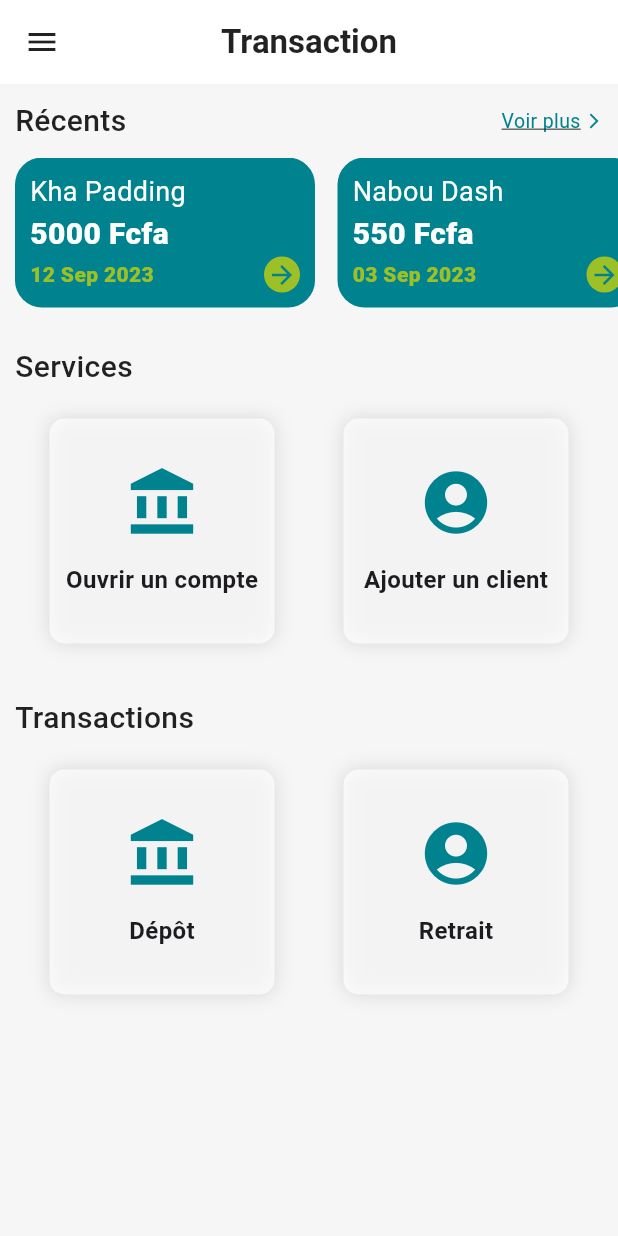
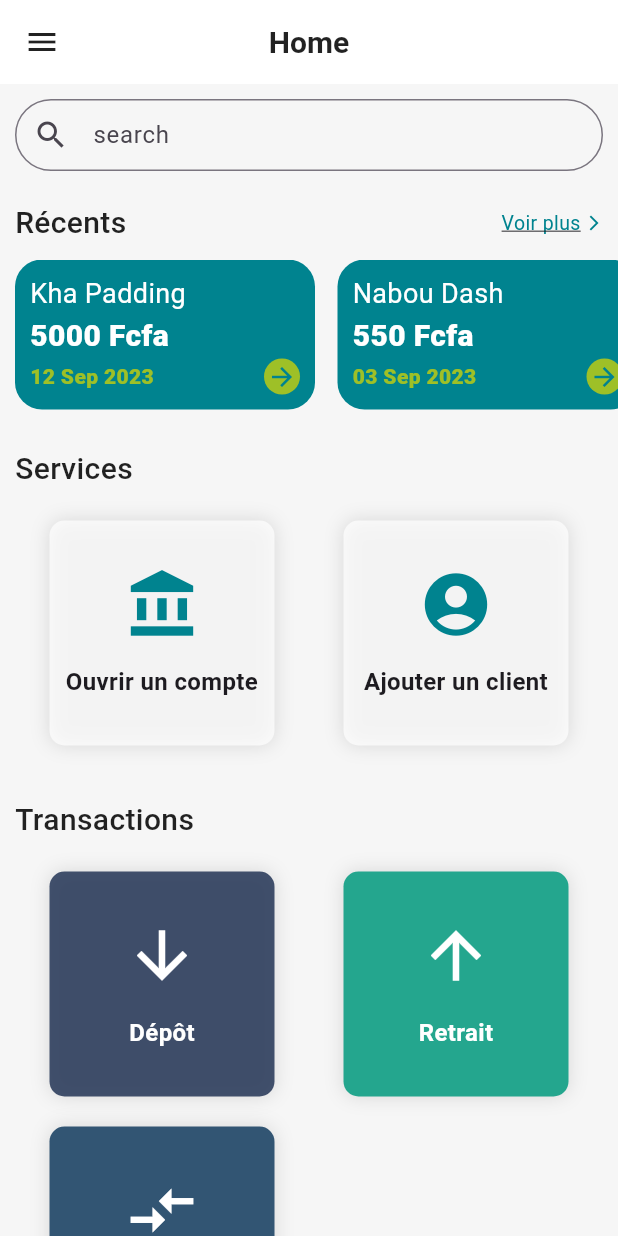
Before and after one commit to marndiaye21/transaction_app_flutter, a Flutter app: the screen it shows after launch, on a phone screen of 412 x 824 dp. Run offline on Flutter 3.47's test engine with Material 2 defaults, Android fonts, the phone set to English and light mode, and no system bars.

Commit message:
Add Interaction Page

```diff
--- a/lib/home/home.dart
+++ b/lib/home/home.dart
@@ -1,5 +1,6 @@
 import 'package:flutter/material.dart';
 import 'package:transfert/home/recents_transactions.dart';
+import 'package:transfert/home/search_section.dart';
 import 'package:transfert/home/service_section.dart';
 import 'package:transfert/home/transaction_section.dart';
 import 'package:transfert/widgets/drawer.dart';
@@ -16,14 +17,15 @@ class Home extends StatelessWidget {
         backgroundColor: Colors.white,
         centerTitle: true,
         iconTheme: const IconThemeData(color: Colors.black87),
-        title: const Text("Transaction",
+        title: const Text("Home",
             style:
-                TextStyle(color: Colors.black87, fontWeight: FontWeight.bold)),
+                TextStyle(color: Colors.black87, fontWeight: FontWeight.bold,fontSize: 20)),
       ),
-      body: Container(
+      body: SingleChildScrollView(
         child: Column(
           crossAxisAlignment: CrossAxisAlignment.start,
           children: [
+            const SearchSection(),
             RecentTransactionSection(),
             const ServiceSection(),
             const TransactionSection(),
--- a/lib/home/recents_transactions.dart
+++ b/lib/home/recents_transactions.dart
@@ -1,4 +1,6 @@
 import 'package:flutter/material.dart';
+import 'package:transfert/account/list_account.dart';
+import 'package:transfert/recent_transaction/recent_transaction.dart';
 
 class RecentTransactionSection extends StatelessWidget {
   RecentTransactionSection({super.key});
@@ -25,7 +27,15 @@ class RecentTransactionSection extends StatelessWidget {
                         fontSize: 20,
                         fontWeight: FontWeight.w500,
                         color: Colors.black87)),
-                Row(
+               InkWell(
+                 onTap: () {
+                   Navigator.of(context).push(
+                     MaterialPageRoute(
+                       builder: (context) => const RecentTransaction()
+                     ),
+                   );
+                 },
+                 child:  Row(
                    children: [
                      Text("Voir plus",
                          style: TextStyle(
@@ -39,6 +49,7 @@ class RecentTransactionSection extends StatelessWidget {
                        color: Colors.cyan[800],
                      )
                    ],
+                 ),
                )
               ],
             )),
--- /dev/null
+++ b/lib/home/search_section.dart
@@ -0,0 +1,21 @@
+import 'package:flutter/material.dart';
+
+class SearchSection extends StatelessWidget {
+  const SearchSection({super.key});
+
+  @override
+  Widget build(BuildContext context) {
+    return Container(
+      padding: const EdgeInsets.all(10),
+      child: TextField(
+        style: const TextStyle(height:0.2),
+        decoration: InputDecoration(
+          hintText: "search",
+            prefixIcon: const Icon(Icons.search),
+            border: OutlineInputBorder(
+              borderRadius: BorderRadius.circular(30),
+                borderSide: const BorderSide(color: Colors.black26,width: 3))),
+      ),
+    );
+  }
+}
--- a/lib/home/service_section.dart
+++ b/lib/home/service_section.dart
@@ -1,4 +1,6 @@
 import 'package:flutter/material.dart';
+import 'package:transfert/account/add_account.dart';
+import 'package:transfert/customer/add_customer.dart';
 
 class ServiceSection extends StatelessWidget {
   const ServiceSection({super.key});
@@ -36,18 +38,33 @@ class ServiceSection extends StatelessWidget {
                             color: Colors.black12,
                             blurRadius: 10,
                           )
-                      ]
-                    ),
+                        ]),
+                    child: InkWell(
+                      onTap: () {
+                        showModalBottomSheet(
+                            context: context,
+                            builder: (BuildContext context) {
+                              return AddAccount();
+                            });
+                      },
                       child: Column(
                         mainAxisAlignment: MainAxisAlignment.center,
+                        crossAxisAlignment: CrossAxisAlignment.center,
                         children: [
-                        Icon(const IconData(0xe040, fontFamily: 'MaterialIcons'), size: 50, color: Colors.cyan[800],),
+                          Icon(
+                            const IconData(0xe040, fontFamily: 'MaterialIcons'),
+                            size: 50,
+                            color: Colors.cyan[800],
+                          ),
                           const SizedBox(height: 15),
-                        const Text("Ouvrir un compte", style: TextStyle(fontSize: 16, fontWeight: FontWeight.w600))
+                          const Text("Ouvrir un compte",
+                              textAlign: TextAlign.center,
+                              style: TextStyle(
+                                  fontSize: 16, fontWeight: FontWeight.w600))
                         ],
                       ),
                     ),
-
+                  ),
                   Container(
                       padding: const EdgeInsets.all(10),
                       width: 150,
@@ -60,17 +77,33 @@ class ServiceSection extends StatelessWidget {
                               color: Colors.black12,
                               blurRadius: 10,
                             )
-                        ]
-                    ),
+                          ]),
+                      child: InkWell(
+                        onTap: () {
+                          showModalBottomSheet(
+                              context: context,
+                              builder: (BuildContext context) {
+                                return const  AddCustomer();
+                              });
+                        },
                         child: Column(
                           mainAxisAlignment: MainAxisAlignment.center,
+                          crossAxisAlignment: CrossAxisAlignment.center,
                           children: [
-                        Icon(const IconData(0xe043, fontFamily: 'MaterialIcons'), size: 50, color: Colors.cyan[800],),
+                            Icon(
+                              const IconData(0xe043,
+                                  fontFamily: 'MaterialIcons'),
+                              size: 50,
+                              color: Colors.cyan[800],
+                            ),
                             const SizedBox(height: 15),
-                        const Text("Ajouter un client", style: TextStyle(fontSize: 16, fontWeight: FontWeight.w600))
+                            const Text("Ajouter un client",
+                                textAlign: TextAlign.center,
+                                style: TextStyle(
+                                    fontSize: 16, fontWeight: FontWeight.w600))
                           ],
                         ),
-                  )
+                      ))
                 ],
               )
             ],
--- a/lib/home/transaction_section.dart
+++ b/lib/home/transaction_section.dart
@@ -1,4 +1,5 @@
 import 'package:flutter/material.dart';
+import 'package:transfert/transaction/deposit.dart';
 
 class TransactionSection extends StatelessWidget {
   const TransactionSection({super.key});
@@ -29,7 +30,7 @@ class TransactionSection extends StatelessWidget {
                     width: 150,
                     height: 150,
                     decoration: BoxDecoration(
-                        color: Colors.white70,
+                        color: Color(0xDF283959),
                         borderRadius: BorderRadius.circular(10),
                         boxShadow: const [
                           BoxShadow(
@@ -38,13 +39,22 @@ class TransactionSection extends StatelessWidget {
                           )
                         ]
                     ),
-                    child: Column(
-                      mainAxisAlignment: MainAxisAlignment.center,
-                      children: [
-                        Icon(const IconData(0xe040, fontFamily: 'MaterialIcons'), size: 50, color: Colors.cyan[800],),
-                        const SizedBox(height: 15),
-                        const Text("Dépôt", style: TextStyle(fontSize: 16, fontWeight: FontWeight.w600))
-                      ],
+                    child: InkWell(
+                      onTap: () {
+                        Navigator.of(context).push(
+                          MaterialPageRoute(
+                              builder: (context) => DepositPage()
+                          ),
+                        );
+                      },
+                      child: const Column(
+                        mainAxisAlignment: MainAxisAlignment.center,
+                        children: [
+                          Icon(Icons.arrow_downward, size: 50, color: Colors.white),
+                          SizedBox(height: 15),
+                          Text("Dépôt", style: TextStyle(fontSize: 16, fontWeight: FontWeight.w600,color: Colors.white))
+                        ],
+                      ),
                     ),
                   ),
 
@@ -53,7 +63,7 @@ class TransactionSection extends StatelessWidget {
                     width: 150,
                     height: 150,
                     decoration: BoxDecoration(
-                        color: Colors.white70,
+                        color: Color(0xFF24A68E),
                         borderRadius: BorderRadius.circular(10),
                         boxShadow: const [
                           BoxShadow(
@@ -62,14 +72,47 @@ class TransactionSection extends StatelessWidget {
                           )
                         ]
                     ),
-                    child: Column(
+                    child: const Column(
                       mainAxisAlignment: MainAxisAlignment.center,
                       children: [
-                        Icon(const IconData(0xe043, fontFamily: 'MaterialIcons'), size: 50, color: Colors.cyan[800],),
-                        const SizedBox(height: 15),
-                        const Text("Retrait", style: TextStyle(fontSize: 16, fontWeight: FontWeight.w600))
+                        Icon(Icons.arrow_upward, size: 50, color: Colors.white,),
+                        SizedBox(height: 15),
+                        Text("Retrait", style: TextStyle(fontSize: 16, fontWeight: FontWeight.w600,color: Colors.white))
                       ],
                     ),
+                  )
+                ],
+              ),
+              Row(
+                mainAxisAlignment: MainAxisAlignment.spaceAround,
+                children: [
+                  Container(
+                    padding: const EdgeInsets.all(10),
+                    margin: EdgeInsets.only(top: 20),
+                    width: 150,
+                    height: 150,
+                    decoration: BoxDecoration(
+                        color: Color(0xFF325573),
+                        borderRadius: BorderRadius.circular(10),
+                        boxShadow: const [
+                          BoxShadow(
+                            color: Colors.black12,
+                            blurRadius: 10,
+                          )
+                        ]
+                    ),
+                    child: const Column(
+                      mainAxisAlignment: MainAxisAlignment.center,
+                      children: [
+                        Icon(Icons.compare_arrows, size: 50, color: Colors.white,),
+                        SizedBox(height: 15),
+                        Text("Transfert", style: TextStyle(fontSize: 16, fontWeight: FontWeight.w600,color: Colors.white))
+                      ],
+                    ),
+                  ),
+                  Container(
+                    width: 150,
+                    height: 150,
                   )
                 ],
               )
--- a/pubspec.yaml
+++ b/pubspec.yaml
@@ -59,8 +59,8 @@ flutter:
   uses-material-design: true
 
   # To add assets to your application, add an assets section, like this:
-  # assets:
-  #   - images/a_dot_burr.jpeg
+  assets:
+     - assets/images/
   #   - images/a_dot_ham.jpeg
 
   # An image asset can refer to one or more resolution-specific "variants", see
```
Also changed, not shown: lib/account/add_account.dart (added, +110 -0 lines), lib/account/list_account.dart (added, +17 -0 lines), lib/client/client.dart (deleted, +0 -9 lines), lib/customer/add_customer.dart (added, +133 -0 lines), lib/customer/list_customer.dart (added, +18 -0 lines), lib/recent_transaction/recent_transaction.dart (added, +19 -0 lines), lib/transaction/deposit.dart (added, +174 -0 lines), lib/transaction/transaction.dart (added, +17 -0 lines), lib/widgets/drawer.dart (+14 -3 lines), assets/images/bank.jpg (added), assets/images/bank.png (added), assets/images/om.png (added), assets/images/wave.jpeg (added), lib/compte/compte.dart (deleted). Lines whose indentation alone changed are shown as unchanged.
